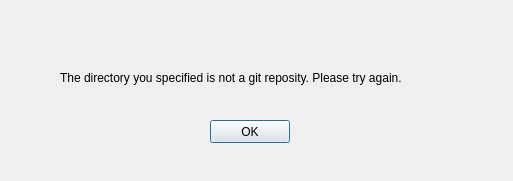
Old version of the form giterrordialog.ui in the repository AnthonyChiavelli/GitVisualizationTool.
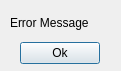
New version of the form.

Commit message: fixed the error dialog

The edit to the form file:
```diff
--- a/giterrordialog.ui
+++ b/giterrordialog.ui
@@ -6,38 +6,83 @@
    <rect>
     <x>0</x>
     <y>0</y>
-    <width>513</width>
-    <height>181</height>
+    <width>121</width>
+    <height>71</height>
    </rect>
   </property>
+  <property name="sizePolicy">
+   <sizepolicy hsizetype="Preferred" vsizetype="Preferred">
+    <horstretch>0</horstretch>
+    <verstretch>0</verstretch>
+   </sizepolicy>
+  </property>
   <property name="windowTitle">
    <string>Dialog</string>
   </property>
-  <widget class="QLabel" name="label">
+  <widget class="QWidget" name="">
    <property name="geometry">
     <rect>
-     <x>60</x>
-     <y>70</y>
-     <width>391</width>
-     <height>16</height>
+     <x>10</x>
+     <y>10</y>
+     <width>101</width>
+     <height>54</height>
     </rect>
    </property>
-   <property name="text">
-    <string>The directory you specified is not a git reposity. Please try again.</string>
-   </property>
-  </widget>
-  <widget class="QPushButton" name="pushButton">
-   <property name="geometry">
-    <rect>
-     <x>210</x>
-     <y>120</y>
-     <width>80</width>
-     <height>23</height>
-    </rect>
-   </property>
-   <property name="text">
-    <string>OK</string>
-   </property>
+   <layout class="QVBoxLayout" name="verticalLayout">
+    <property name="sizeConstraint">
+     <enum>QLayout::SetMinimumSize</enum>
+    </property>
+    <item>
+     <widget class="QLabel" name="errorLabel">
+      <property name="sizePolicy">
+       <sizepolicy hsizetype="MinimumExpanding" vsizetype="Preferred">
+        <horstretch>0</horstretch>
+        <verstretch>0</verstretch>
+       </sizepolicy>
+      </property>
+      <property name="text">
+       <string>Error Message</string>
+      </property>
+     </widget>
+    </item>
+    <item>
+     <layout class="QHBoxLayout" name="horizontalLayout">
+      <item>
+       <spacer name="horizontalSpacer">
+        <property name="orientation">
+         <enum>Qt::Horizontal</enum>
+        </property>
+        <property name="sizeHint" stdset="0">
+         <size>
+          <width>40</width>
+          <height>20</height>
+         </size>
+        </property>
+       </spacer>
+      </item>
+      <item>
+       <widget class="QPushButton" name="okButton">
+        <property name="text">
+         <string>Ok</string>
+        </property>
+       </widget>
+      </item>
+      <item>
+       <spacer name="horizontalSpacer_2">
+        <property name="orientation">
+         <enum>Qt::Horizontal</enum>
+        </property>
+        <property name="sizeHint" stdset="0">
+         <size>
+          <width>40</width>
+          <height>20</height>
+         </size>
+        </property>
+       </spacer>
+      </item>
+     </layout>
+    </item>
+   </layout>
   </widget>
  </widget>
  <resources/>
```
Left out of the diff: 23 changed lines with no effect on the pictures. The commit also changes 3 other files.
